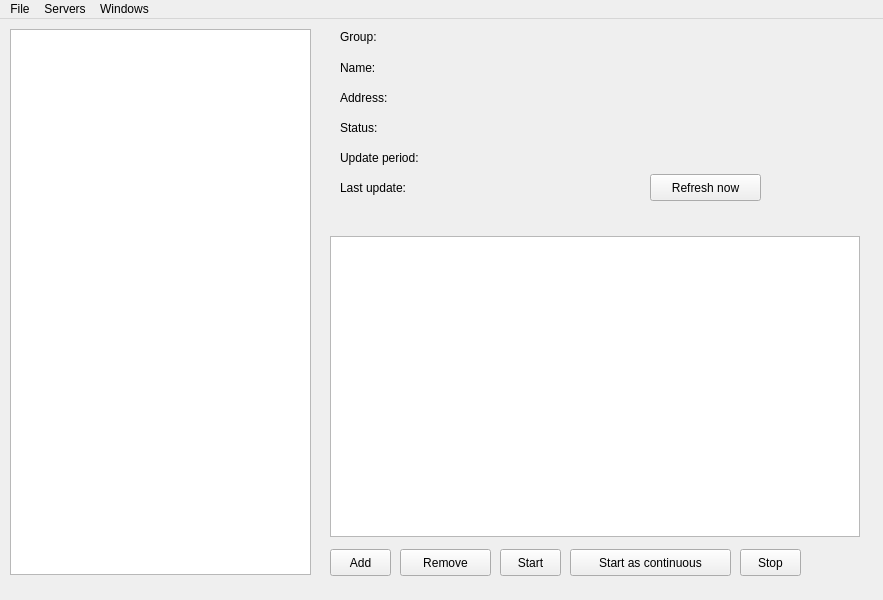
Before: the Qt Designer form couchman/forms/MainWindow.ui in kolyanu4/couchman, drawn with Qt 5.
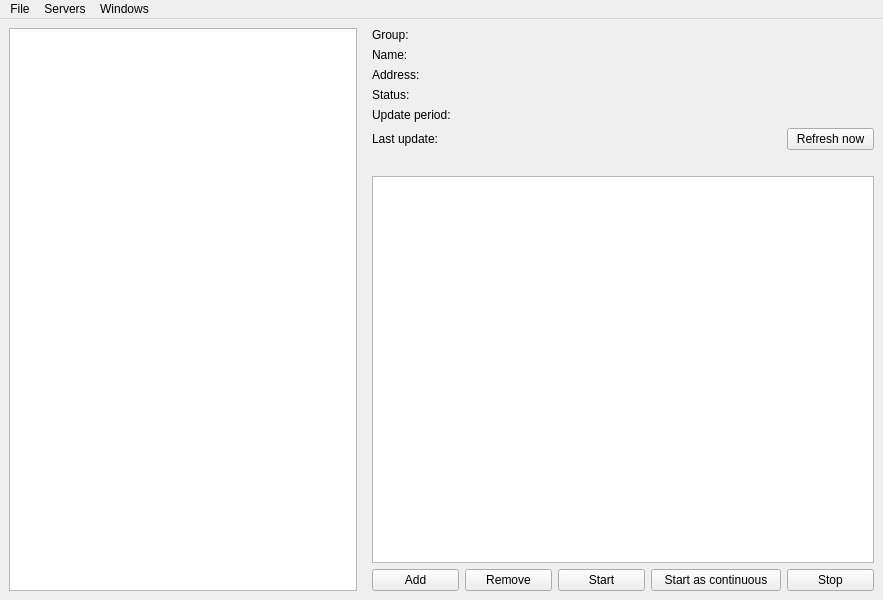
After: the same form once the commit is applied.

What changed in the file:
```diff
--- a/couchman/forms/MainWindow.ui
+++ b/couchman/forms/MainWindow.ui
@@ -20,240 +20,61 @@
    <enum>Qt::ToolButtonIconOnly</enum>
   </property>
   <widget class="QWidget" name="centralwidget">
-   <widget class="QTreeView" name="tlw_servers">
-    <property name="geometry">
-     <rect>
-      <x>10</x>
-      <y>10</y>
-      <width>301</width>
-      <height>546</height>
-     </rect>
-    </property>
-    <property name="mouseTracking">
-     <bool>false</bool>
-    </property>
-    <property name="contextMenuPolicy">
-     <enum>Qt::ActionsContextMenu</enum>
-    </property>
-    <property name="editTriggers">
-     <set>QAbstractItemView::CurrentChanged|QAbstractItemView::DoubleClicked</set>
-    </property>
-    <property name="showDropIndicator" stdset="0">
+   <property name="enabled">
      <bool>true</bool>
     </property>
-    <property name="rootIsDecorated">
-     <bool>false</bool>
-    </property>
-    <property name="itemsExpandable">
-     <bool>false</bool>
-    </property>
-    <property name="expandsOnDoubleClick">
-     <bool>false</bool>
-    </property>
-   </widget>
-   <widget class="QLabel" name="label">
-    <property name="geometry">
-     <rect>
-      <x>340</x>
-      <y>10</y>
-      <width>111</width>
-      <height>16</height>
-     </rect>
-    </property>
-    <property name="text">
-     <string>Group:</string>
-    </property>
-   </widget>
-   <widget class="QLabel" name="label_3">
-    <property name="geometry">
-     <rect>
-      <x>340</x>
-      <y>40</y>
-      <width>111</width>
-      <height>17</height>
-     </rect>
-    </property>
-    <property name="text">
-     <string>Name:</string>
-    </property>
-   </widget>
-   <widget class="QLabel" name="label_4">
-    <property name="geometry">
-     <rect>
-      <x>340</x>
-      <y>70</y>
-      <width>111</width>
-      <height>17</height>
-     </rect>
-    </property>
-    <property name="text">
-     <string>Address:</string>
-    </property>
-   </widget>
-   <widget class="QLabel" name="label_2">
-    <property name="geometry">
-     <rect>
-      <x>340</x>
-      <y>100</y>
-      <width>111</width>
-      <height>17</height>
-     </rect>
-    </property>
-    <property name="text">
-     <string>Status:</string>
-    </property>
-   </widget>
-   <widget class="QLabel" name="label_6">
-    <property name="geometry">
-     <rect>
-      <x>340</x>
-      <y>130</y>
-      <width>111</width>
-      <height>17</height>
-     </rect>
-    </property>
-    <property name="text">
-     <string>Update period:</string>
-    </property>
-   </widget>
-   <widget class="QLabel" name="label_5">
-    <property name="geometry">
-     <rect>
-      <x>340</x>
-      <y>160</y>
-      <width>111</width>
-      <height>17</height>
-     </rect>
-    </property>
-    <property name="text">
-     <string>Last update:</string>
-    </property>
-   </widget>
+   <layout class="QGridLayout" name="gridLayout" rowstretch="0,0,0,0,0,0,0,0,0" columnstretch="40,1,0,10,10,10,15,10">
+    <item row="0" column="4" colspan="4">
    <widget class="QLabel" name="lbl_srv_group">
-    <property name="geometry">
-     <rect>
-      <x>460</x>
-      <y>10</y>
-      <width>401</width>
-      <height>17</height>
-     </rect>
-    </property>
     <property name="text">
      <string/>
     </property>
    </widget>
+    </item>
+    <item row="1" column="4" colspan="4">
    <widget class="QLabel" name="lbl_srv_name">
-    <property name="geometry">
-     <rect>
-      <x>460</x>
-      <y>40</y>
-      <width>401</width>
-      <height>17</height>
-     </rect>
-    </property>
     <property name="text">
      <string/>
     </property>
    </widget>
+    </item>
+    <item row="2" column="4" colspan="4">
    <widget class="QLabel" name="lbl_srv_addres">
-    <property name="geometry">
-     <rect>
-      <x>460</x>
-      <y>70</y>
-      <width>401</width>
-      <height>17</height>
-     </rect>
-    </property>
     <property name="text">
      <string/>
     </property>
    </widget>
-   <widget class="QLabel" name="lbl_lastupdate">
-    <property name="geometry">
-     <rect>
-      <x>460</x>
-      <y>160</y>
-      <width>180</width>
-      <height>17</height>
-     </rect>
-    </property>
-    <property name="text">
-     <string/>
-    </property>
-   </widget>
+    </item>
+    <item row="3" column="4" colspan="4">
    <widget class="QLabel" name="lbl_status">
-    <property name="geometry">
-     <rect>
-      <x>460</x>
-      <y>100</y>
-      <width>401</width>
-      <height>17</height>
-     </rect>
-    </property>
     <property name="text">
      <string/>
     </property>
    </widget>
+    </item>
+    <item row="4" column="4" colspan="4">
    <widget class="QLabel" name="lbl_period">
-    <property name="geometry">
-     <rect>
-      <x>460</x>
-      <y>130</y>
-      <width>401</width>
-      <height>17</height>
-     </rect>
-    </property>
+      <property name="text">
+       <string/>
+      </property>
+     </widget>
+    </item>
+    <item row="5" column="4" colspan="3">
+     <widget class="QLabel" name="lbl_lastupdate">
     <property name="text">
      <string/>
     </property>
    </widget>
+    </item>
+    <item row="5" column="7">
    <widget class="QPushButton" name="btn_refresh_sel">
-    <property name="geometry">
-     <rect>
-      <x>650</x>
-      <y>155</y>
-      <width>111</width>
-      <height>27</height>
-     </rect>
-    </property>
     <property name="text">
      <string>Refresh now</string>
     </property>
    </widget>
-   <widget class="QTreeView" name="tlw_replications">
-    <property name="geometry">
-     <rect>
-      <x>330</x>
-      <y>217</y>
-      <width>530</width>
-      <height>301</height>
-     </rect>
-    </property>
-    <property name="editTriggers">
-     <set>QAbstractItemView::NoEditTriggers</set>
-    </property>
-    <property name="showDropIndicator" stdset="0">
-     <bool>true</bool>
-    </property>
-    <property name="rootIsDecorated">
-     <bool>false</bool>
-    </property>
-    <property name="itemsExpandable">
-     <bool>false</bool>
-    </property>
-    <property name="expandsOnDoubleClick">
-     <bool>false</bool>
-    </property>
-   </widget>
+    </item>
+    <item row="6" column="3" colspan="5">
    <widget class="QLabel" name="tlw_replications_label">
-    <property name="geometry">
-     <rect>
-      <x>330</x>
-      <y>190</y>
-      <width>531</width>
-      <height>17</height>
-     </rect>
-    </property>
     <property name="autoFillBackground">
      <bool>false</bool>
     </property>
@@ -270,71 +91,129 @@
      <set>Qt::AlignCenter</set>
     </property>
    </widget>
-   <widget class="QPushButton" name="btn_addtask">
-    <property name="geometry">
-     <rect>
-      <x>330</x>
-      <y>530</y>
-      <width>61</width>
-      <height>27</height>
-     </rect>
-    </property>
-    <property name="text">
-     <string>Add</string>
-    </property>
-   </widget>
-   <widget class="QPushButton" name="btn_rmtask">
-    <property name="geometry">
-     <rect>
-      <x>400</x>
-      <y>530</y>
-      <width>91</width>
-      <height>27</height>
-     </rect>
-    </property>
-    <property name="text">
-     <string>Remove</string>
-    </property>
-   </widget>
-   <widget class="QPushButton" name="btn_starttask">
-    <property name="geometry">
-     <rect>
-      <x>500</x>
-      <y>530</y>
-      <width>61</width>
-      <height>27</height>
-     </rect>
-    </property>
-    <property name="text">
-     <string>Start</string>
-    </property>
-   </widget>
+    </item>
+    <item row="7" column="3" colspan="5">
+     <widget class="QTreeView" name="tlw_replications">
+      <property name="editTriggers">
+       <set>QAbstractItemView::NoEditTriggers</set>
+      </property>
+      <property name="showDropIndicator" stdset="0">
+       <bool>true</bool>
+      </property>
+      <property name="rootIsDecorated">
+       <bool>false</bool>
+      </property>
+      <property name="itemsExpandable">
+       <bool>false</bool>
+      </property>
+      <property name="expandsOnDoubleClick">
+       <bool>false</bool>
+      </property>
+     </widget>
+    </item>
+    <item row="8" column="6">
    <widget class="QPushButton" name="btn_start_con">
-    <property name="geometry">
-     <rect>
-      <x>570</x>
-      <y>530</y>
-      <width>161</width>
-      <height>27</height>
-     </rect>
-    </property>
     <property name="text">
      <string>Start as continuous</string>
     </property>
    </widget>
+    </item>
+    <item row="8" column="7">
    <widget class="QPushButton" name="btn_stoptask">
-    <property name="geometry">
-     <rect>
-      <x>740</x>
-      <y>530</y>
-      <width>61</width>
-      <height>27</height>
-     </rect>
-    </property>
     <property name="text">
      <string>Stop</string>
     </property>
    </widget>
+    </item>
+    <item row="8" column="5">
+     <widget class="QPushButton" name="btn_starttask">
+      <property name="text">
+       <string>Start</string>
+      </property>
+     </widget>
+    </item>
+    <item row="8" column="4">
+     <widget class="QPushButton" name="btn_rmtask">
+      <property name="text">
+       <string>Remove</string>
+      </property>
+     </widget>
+    </item>
+    <item row="8" column="3">
+     <widget class="QPushButton" name="btn_addtask">
+      <property name="text">
+       <string>Add</string>
+      </property>
+     </widget>
+    </item>
+    <item row="5" column="3">
+     <widget class="QLabel" name="label_5">
+      <property name="text">
+       <string>Last update:</string>
+      </property>
+     </widget>
+    </item>
+    <item row="4" column="3">
+     <widget class="QLabel" name="label_6">
+      <property name="text">
+       <string>Update period:</string>
+      </property>
+     </widget>
+    </item>
+    <item row="3" column="3">
+     <widget class="QLabel" name="label_2">
+      <property name="text">
+       <string>Status:</string>
+      </property>
+     </widget>
+    </item>
+    <item row="2" column="3">
+     <widget class="QLabel" name="label_4">
+      <property name="text">
+       <string>Address:</string>
+      </property>
+     </widget>
+    </item>
+    <item row="1" column="3">
+     <widget class="QLabel" name="label_3">
+      <property name="text">
+       <string>Name:</string>
+      </property>
+     </widget>
+    </item>
+    <item row="0" column="3">
+     <widget class="QLabel" name="label">
+      <property name="text">
+       <string>Group:</string>
+      </property>
+     </widget>
+    </item>
+    <item row="0" column="0" rowspan="9">
+     <widget class="QTreeView" name="tlw_servers">
+      <property name="mouseTracking">
+       <bool>false</bool>
+      </property>
+      <property name="contextMenuPolicy">
+       <enum>Qt::ActionsContextMenu</enum>
+      </property>
+      <property name="editTriggers">
+       <set>QAbstractItemView::CurrentChanged|QAbstractItemView::DoubleClicked</set>
+      </property>
+      <property name="showDropIndicator" stdset="0">
+       <bool>true</bool>
+      </property>
+      <property name="rootIsDecorated">
+       <bool>false</bool>
+      </property>
+      <property name="itemsExpandable">
+       <bool>false</bool>
+      </property>
+      <property name="expandsOnDoubleClick">
+       <bool>false</bool>
+      </property>
+     </widget>
+    </item>
+   </layout>
   </widget>
   <widget class="QMenuBar" name="menubar">
    <property name="geometry">
```
Lines whose indentation alone changed are shown as unchanged.
